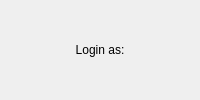
This is src/lib/autofill/autofillwidget.ui in tenrok/kclient3 as Qt 5 draws it before an edit. The edited form follows.
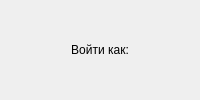
This is the edited form.

```diff
--- a/src/lib/autofill/autofillwidget.ui
+++ b/src/lib/autofill/autofillwidget.ui
@@ -8,7 +8,7 @@
      <item row="0" column="0">
       <widget class="QLabel" name="label">
        <property name="text">
-        <string>Login as:</string>
+        <string>Войти как:</string>
        </property>
        <property name="alignment">
         <set>Qt::AlignCenter</set>
```
